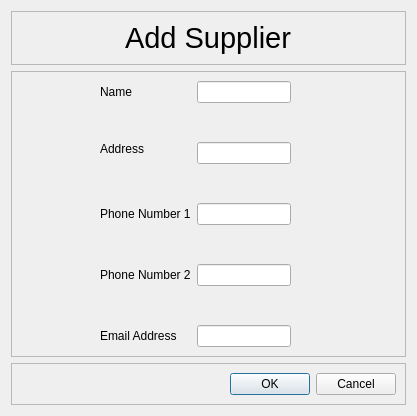
The window that Suppliers/addSupplier.ui (mj2266/inventory_app) describes before a commit, drawn with Qt 5.
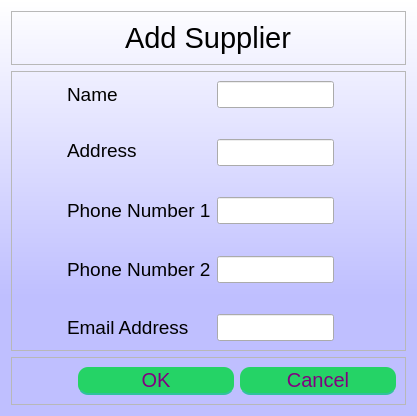
The same window after the commit.

Commit message: Made minor changes in login and suppliers module

```diff
--- a/Suppliers/addSupplier.ui
+++ b/Suppliers/addSupplier.ui
@@ -13,6 +13,32 @@
   <property name="windowTitle">
    <string>Dialog</string>
   </property>
+  <property name="styleSheet">
+   <string notr="true">QDialog{
+background-color: qlineargradient(spread:reflect, x1:0.5, y1:1, x2:0.5, y2:0, stop:0.289773 rgba(191, 191, 255, 255), stop:1 rgba(255, 255, 255, 255));
+}
+
+
+
+QPushButton {
+	width: 150%;
+height:20px;
+	padding: 3%;
+	background:#25D366;
+	border-bottom: 2px solid #30C29E;
+	border-top-style: none;
+	border-right-style: none;
+	border-left-style: none;	
+	color: #fff;
+ border-radius: 10px;
+font-size:20px;
+color:purple;
+}
+QPushButton:pressed {
+    background: darkgreen;
+}
+</string>
+  </property>
   <layout class="QGridLayout" name="gridLayout_4">
    <item row="2" column="0" colspan="2">
     <widget class="QFrame" name="frame_3">
@@ -82,6 +108,11 @@
    </item>
    <item row="1" column="0" colspan="2">
     <widget class="QFrame" name="frame_2">
+     <property name="font">
+      <font>
+       <pointsize>12</pointsize>
+      </font>
+     </property>
      <property name="frameShape">
       <enum>QFrame::StyledPanel</enum>
      </property>
@@ -91,6 +122,11 @@
      <layout class="QGridLayout" name="gridLayout_2">
       <item row="2" column="3" alignment="Qt::AlignTop">
        <widget class="QLabel" name="addressLabel">
+        <property name="font">
+         <font>
+          <pointsize>14</pointsize>
+         </font>
+        </property>
         <property name="text">
          <string>Address</string>
         </property>
@@ -111,6 +147,11 @@
       </item>
       <item row="4" column="3">
        <widget class="QLabel" name="phoneNumber1Label">
+        <property name="font">
+         <font>
+          <pointsize>14</pointsize>
+         </font>
+        </property>
         <property name="text">
          <string>Phone Number 1</string>
         </property>
@@ -118,6 +159,11 @@
       </item>
       <item row="6" column="3">
        <widget class="QLabel" name="phoneNumber2Label">
+        <property name="font">
+         <font>
+          <pointsize>14</pointsize>
+         </font>
+        </property>
         <property name="text">
          <string>Phone Number 2</string>
         </property>
@@ -177,6 +223,11 @@
       </item>
       <item row="0" column="3">
        <widget class="QLabel" name="nameLabel">
+        <property name="font">
+         <font>
+          <pointsize>14</pointsize>
+         </font>
+        </property>
         <property name="text">
          <string>Name</string>
         </property>
@@ -184,6 +235,11 @@
       </item>
       <item row="8" column="3">
        <widget class="QLabel" name="emailLabel">
+        <property name="font">
+         <font>
+          <pointsize>14</pointsize>
+         </font>
+        </property>
         <property name="text">
          <string>Email Address</string>
         </property>
@@ -268,19 +324,49 @@
        </spacer>
       </item>
       <item row="0" column="4">
-       <widget class="QLineEdit" name="nameInput"/>
+       <widget class="QLineEdit" name="nameInput">
+        <property name="font">
+         <font>
+          <pointsize>12</pointsize>
+         </font>
+        </property>
+       </widget>
       </item>
       <item row="2" column="4">
-       <widget class="QLineEdit" name="addressInput"/>
+       <widget class="QLineEdit" name="addressInput">
+        <property name="font">
+         <font>
+          <pointsize>12</pointsize>
+         </font>
+        </property>
+       </widget>
       </item>
       <item row="4" column="4">
-       <widget class="QLineEdit" name="phoneNumber1Input"/>
+       <widget class="QLineEdit" name="phoneNumber1Input">
+        <property name="font">
+         <font>
+          <pointsize>12</pointsize>
+         </font>
+        </property>
+       </widget>
       </item>
       <item row="6" column="4">
-       <widget class="QLineEdit" name="phoneNumber2Input"/>
+       <widget class="QLineEdit" name="phoneNumber2Input">
+        <property name="font">
+         <font>
+          <pointsize>12</pointsize>
+         </font>
+        </property>
+       </widget>
       </item>
       <item row="8" column="4">
-       <widget class="QLineEdit" name="emailInput"/>
+       <widget class="QLineEdit" name="emailInput">
+        <property name="font">
+         <font>
+          <pointsize>12</pointsize>
+         </font>
+        </property>
+       </widget>
       </item>
      </layout>
     </widget>
```
The commit also changes 4 other files.
